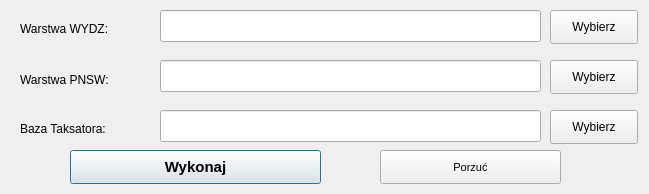
Old version of the form skrypty/ui/ui_baza_dopisz_pnsw.ui in the repository Marcus-LAS-R/LASR.
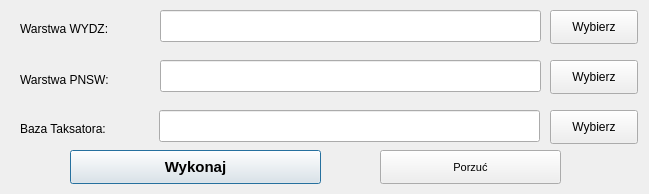
New version of the form.

```diff
--- a/skrypty/ui/ui_baza_dopisz_pnsw.ui
+++ b/skrypty/ui/ui_baza_dopisz_pnsw.ui
@@ -76,7 +76,7 @@
   <widget class="QLineEdit" name="lineEdit_baza">
    <property name="geometry">
     <rect>
-     <x>160</x>
+     <x>159</x>
      <y>110</y>
      <width>381</width>
      <height>32</height>
```
